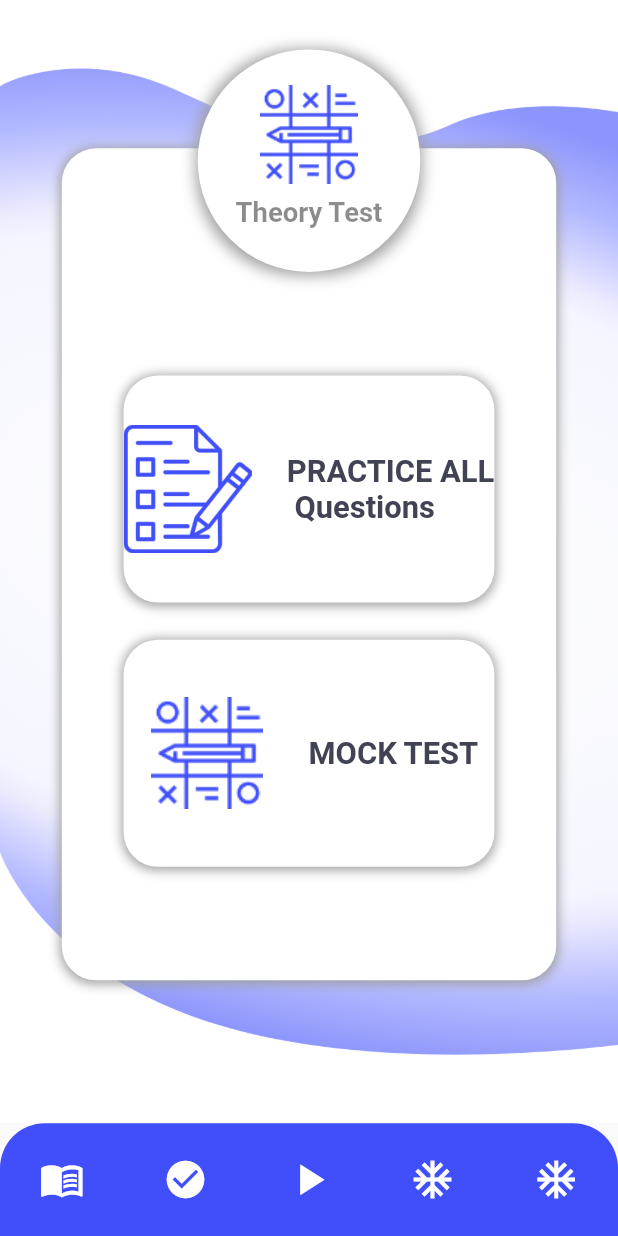
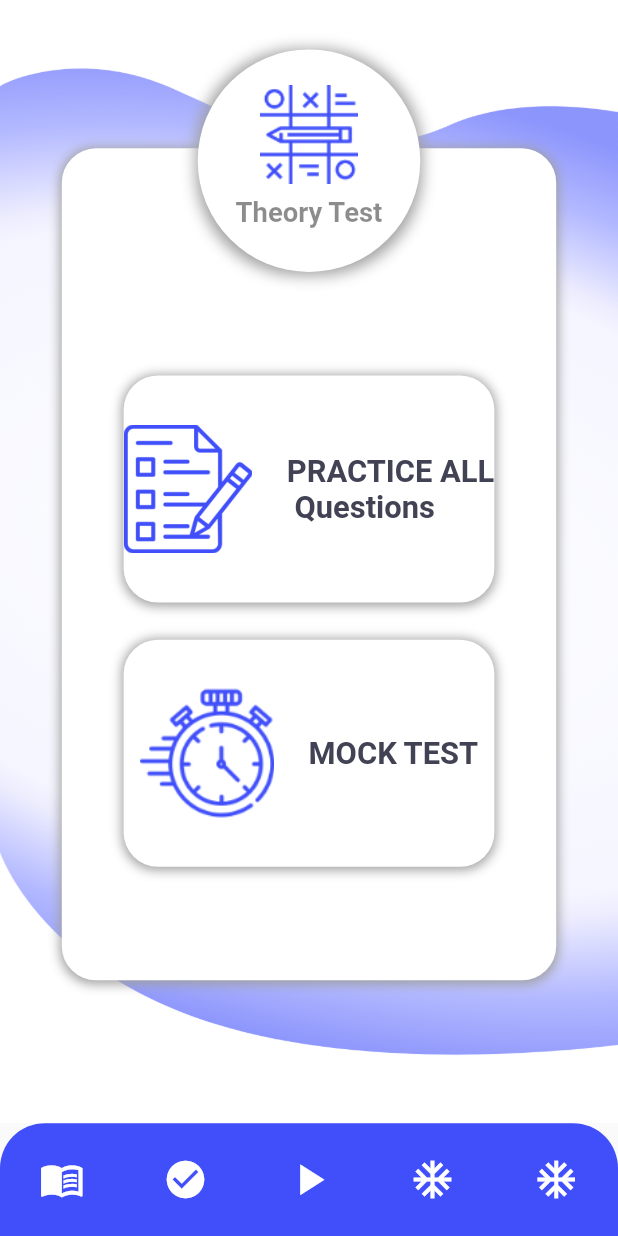
Before and after one commit to saadkhawar289/Driving-Thoery, a Flutter app: the screen it shows after launch, on a phone screen of 412 x 824 dp. Run offline on Flutter 3.47's test engine with Material 2 defaults, Android fonts, the phone set to English and light mode, and no system bars; our stand-ins replace device_preview, flutter_screenutil.

Commit message:
80% done

```diff
--- a/driving_theory/lib/Screens/theory_test.dart
+++ b/driving_theory/lib/Screens/theory_test.dart
@@ -114,7 +114,7 @@ class _TheoryTestState extends State<TheoryTest> {
                                   child: Row(
                                     mainAxisAlignment: MainAxisAlignment.center,
                                     children: [
-                                      Image.asset('assets/pic1.png',height: 75.h,width: 75.h,),
+                                      Image.asset('assets/stopwatch.png',height: 75.h,width: 75.h,),
                                       SizedBox(width: 20.w,),
                                       Text('MOCK TEST',style: TextStyle(fontSize: 18.sp,fontWeight: FontWeight.bold,color: Color(0xFF414253)),)
                                     ],
```
Also changed, not shown: driving_theory/assets/stopwatch.png (added).
